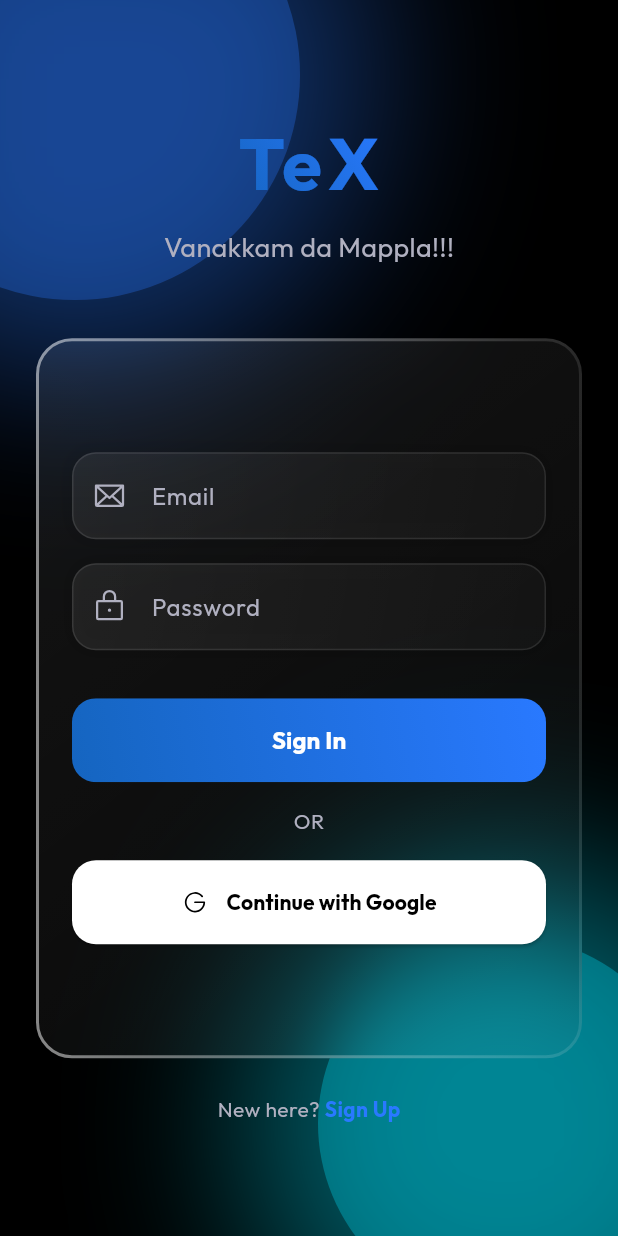
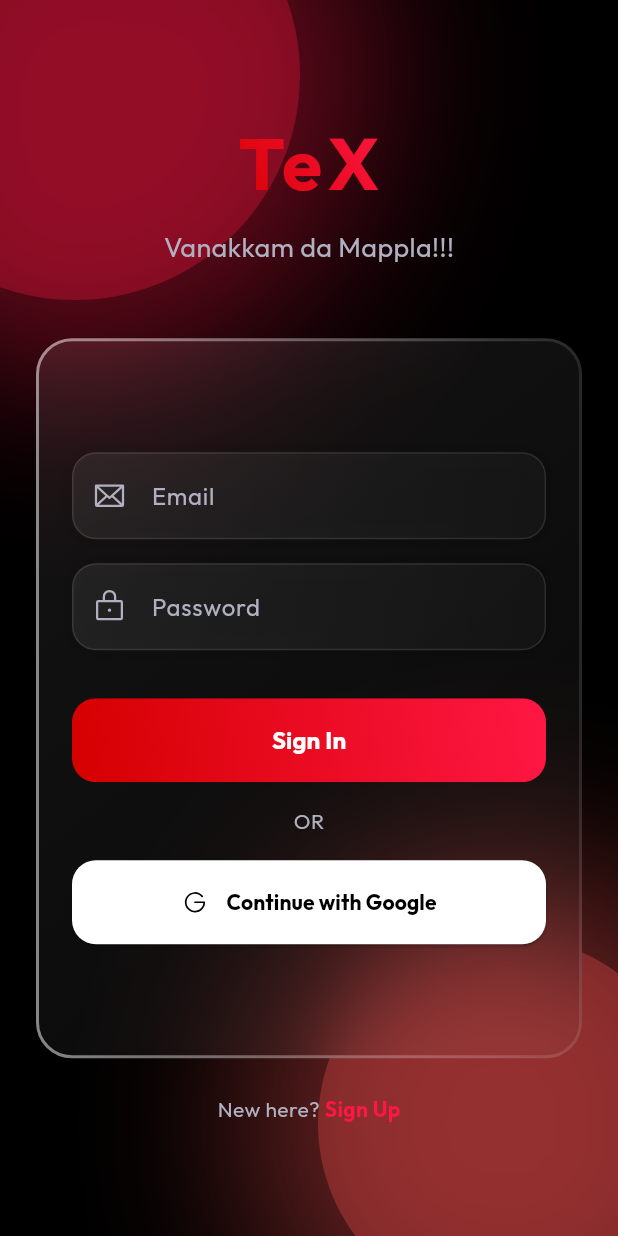
Before and after one commit to techieRahul17/TeX, a Flutter app: the screen it shows after launch, on a phone screen of 412 x 824 dp. Run offline on Flutter 3.47's test engine with Material 3 defaults, Android fonts, the phone set to English and light mode, and no system bars; drawn by our look-alikes of glassmorphism; our stand-ins replace cloud_firestore, firebase_auth, firebase_core, flutter_animate, flutter_secure_storage, google_fonts and 3 more; missing offline and left inert: cryptography; accounts and stored records are empty; generated files the repository leaves out were written again.

Commit message:
Changed the ui theme

```diff
--- a/lib/config/theme.dart
+++ b/lib/config/theme.dart
@@ -1,26 +1,28 @@
 import 'package:flutter/material.dart';
 import 'package:google_fonts/google_fonts.dart';
 
+import 'package:texting/config/wallpapers.dart';
+
 class StellarTheme {
-  // Colors - Professional Black & Electric Blue Theme 💙
+  // Colors - Premium Black & Crimson Theme ❤️
   static const Color background = Color(0xFF000000); // Pure Void Black
-  static const Color primaryNeon = Color(0xFF2979FF); // Electric Blue (Vibrant but Pro)
-  static const Color secondaryNeon = Color(0xFF00E5FF); // Cyan Accent
-  static const Color surface = Color(0xFF050510); // Very Dark Blue-Black
+  static const Color primaryNeon = Color(0xFFFF1744); // Vibrant Red
+  static const Color secondaryNeon = Color(0xFFFF5252); // Soft Red Accent
+  static const Color surface = Color(0xFF050000); // Very Dark Red-Black
 
   // Secondary / Accents
-  static const Color toxicGreen = Color(0xFF00B0FF); // Light Blue Accent (Renamed purpose)
+  static const Color toxicGreen = Color(0xFF00B0FF); // Keeping for legacy reference or mix
   static const Color hotPink = Color(0xFF7C4DFF); // Deep Purple Accent
 
   static const Color textPrimary = Color(0xFFFFFFFF); // White
   static const Color textSecondary = Color(0xFFB0B0C0); // Cool Grey
-  static const Color cardColor = Color(0xFF0A0A15); // Dark Blue Card Gradient Base
+  static const Color cardColor = Color(0xFF150505); // Dark Red Card Gradient Base
 
   // Gradients
   static const LinearGradient primaryGradient = LinearGradient(
     colors: [
-      Color(0xFF1565C0), // Dark Blue
-      Color(0xFF2979FF), // Electric Blue
+      Color(0xFFD50000), // Dark Red
+      Color(0xFFFF1744), // Vibrant Red
     ],
     begin: Alignment.bottomLeft,
     end: Alignment.topRight,
@@ -35,17 +37,23 @@ class StellarTheme {
     end: Alignment.bottomRight,
   );
 
-  // Theme Data
+  // Default Theme Data (Red)
   static ThemeData get darkTheme {
+    return createTheme(Wallpapers.options[0]);
+  }
+
+  // Dynamic Theme Data based on Wallpaper/Accent
+  static ThemeData createTheme(WallpaperOption option) {
     return ThemeData(
       brightness: Brightness.dark,
-      scaffoldBackgroundColor: background,
-      primaryColor: primaryNeon,
-      colorScheme: const ColorScheme.dark(
-        primary: primaryNeon,
-        secondary: secondaryNeon,
-        surface: surface,
-        background: background,
+      scaffoldBackgroundColor: option.colors.first, // Use wallpaper background or default black
+      primaryColor: option.accentColor,
+      colorScheme: ColorScheme.dark(
+        primary: option.accentColor,
+        secondary: option.accentColor.withOpacity(0.8),
+        surface: option.colors.length > 1 ? option.colors[1] : surface,
+        background: option.colors.first,
+        error: const Color(0xFFCF6679),
       ),
       textTheme: GoogleFonts.outfitTextTheme(
         ThemeData.dark().textTheme.apply(
@@ -53,7 +61,7 @@ class StellarTheme {
               displayColor: textPrimary,
             ),
       ),
-      iconTheme: const IconThemeData(color: primaryNeon),
+      iconTheme: IconThemeData(color: option.accentColor),
       inputDecorationTheme: InputDecorationTheme(
         filled: true,
         fillColor: Colors.white.withOpacity(0.1),
@@ -67,11 +75,29 @@ class StellarTheme {
         ),
         focusedBorder: OutlineInputBorder(
           borderRadius: BorderRadius.circular(16),
-          borderSide: const BorderSide(color: primaryNeon, width: 2),
+          borderSide: BorderSide(color: option.accentColor, width: 2),
         ),
         hintStyle: const TextStyle(color: textSecondary),
       ),
       useMaterial3: true,
+
+      // Floating Action Button Theme
+      floatingActionButtonTheme: FloatingActionButtonThemeData(
+        backgroundColor: option.accentColor,
+        foregroundColor: Colors.white,
+      ),
+
+      // App Bar Theme
+      appBarTheme: AppBarTheme(
+        backgroundColor: Colors.transparent,
+        elevation: 0,
+        iconTheme: IconThemeData(color: textSecondary),
+        titleTextStyle: GoogleFonts.outfit(
+          color: textPrimary,
+          fontSize: 20,
+          fontWeight: FontWeight.bold,
+        ),
+      ),
     );
   }
 }
--- a/lib/config/wallpapers.dart
+++ b/lib/config/wallpapers.dart
@@ -39,6 +39,16 @@ class WallpaperOption {
 
 class Wallpapers {
   static const List<WallpaperOption> options = [
+    // 0. Crimson Eclipse (Default Red/Black Theme)
+    WallpaperOption(
+      id: 'crimson_eclipse',
+      name: 'Crimson Eclipse',
+      colors: [Color(0xFF000000), Color(0xFF100000)], // Pure Black to Deep Red-Black
+      accentColor: Color(0xFFFF1744), // Vibrant Red
+      bubbleColor: Color(0xFFD50000), // Darker Red
+      pattern: WallpaperPattern.geometry,
+    ),
+
     // 1. Electric Noir (Professional Blue)
     WallpaperOption(
       id: 'electric_noir',
@@ -103,7 +113,7 @@ class Wallpapers {
   static WallpaperOption getById(String id) {
     return options.firstWhere(
       (w) => w.id == id,
-      orElse: () => options[0],
+      orElse: () => options[0], // Defaults to Crimson Eclipse
     );
   }
 }
--- a/lib/main.dart
+++ b/lib/main.dart
@@ -2,6 +2,7 @@ import 'package:firebase_core/firebase_core.dart';
 import 'package:flutter/material.dart';
 import 'package:provider/provider.dart';
 import 'package:texting/config/theme.dart';
+import 'package:texting/config/wallpapers.dart';
 import 'package:texting/firebase_options.dart';
 import 'package:texting/screens/auth_screen.dart';
 import 'package:texting/screens/home_screen.dart';
@@ -29,11 +30,21 @@ class MyApp extends StatelessWidget {
 
   @override
   Widget build(BuildContext context) {
-    return MaterialApp(
-      debugShowCheckedModeBanner: false,
-      title: 'TeX',
-      theme: StellarTheme.darkTheme,
-      home: const AuthWrapper(),
+    return Consumer<AuthService>(
+      builder: (context, authService, _) {
+        final user = authService.currentUserModel;
+
+        // Determine Theme based on Global Wallpaper
+        String? globalWallpaperId = user?.globalWallpaperId; // Can be null
+        WallpaperOption wallpaper = Wallpapers.getById(globalWallpaperId ?? 'crimson_eclipse'); // Default to Red
+
+        return MaterialApp(
+          debugShowCheckedModeBanner: false,
+          title: 'TeX',
+          theme: StellarTheme.createTheme(wallpaper),
+          home: const AuthWrapper(),
+        );
+      },
     );
   }
 }
@@ -51,10 +62,10 @@ class AuthWrapper extends StatelessWidget {
           final user = snapshot.data;
           return user == null ? const AuthScreen() : const HomeScreen();
         }
-        return const Scaffold(
+        return Scaffold(
           body: Center(
             child: CircularProgressIndicator(
-              color: StellarTheme.primaryNeon,
+              color: Theme.of(context).primaryColor,
             ),
           ),
         );
--- a/lib/models/user_model.dart
+++ b/lib/models/user_model.dart
@@ -17,6 +17,7 @@ class UserModel {
   final bool isReadReceiptsEnabled;
   final String? publicKey;
   final Map<String, String> chatWallpapers;
+  final String? globalWallpaperId;
 
   UserModel({
     required this.uid,
@@ -35,6 +36,7 @@ class UserModel {
     required this.isReadReceiptsEnabled,
     this.publicKey,
     this.chatWallpapers = const {},
+    this.globalWallpaperId,
   });
 
   Map<String, dynamic> toMap() {
@@ -55,6 +57,7 @@ class UserModel {
       'isReadReceiptsEnabled': isReadReceiptsEnabled,
       'publicKey': publicKey,
       'chatWallpapers': chatWallpapers,
+      'globalWallpaperId': globalWallpaperId,
     };
   }
 
@@ -76,6 +79,7 @@ class UserModel {
       isReadReceiptsEnabled: map['isReadReceiptsEnabled'] ?? true, // Default true
       publicKey: map['publicKey'],
       chatWallpapers: Map<String, String>.from(map['chatWallpapers'] ?? {}),
+      globalWallpaperId: map['globalWallpaperId'],
     );
   }
 
@@ -95,6 +99,7 @@ class UserModel {
     bool? isProfileComplete,
     bool? isReadReceiptsEnabled,
     String? publicKey,
+    String? globalWallpaperId,
   }) {
     return UserModel(
       uid: uid ?? this.uid,
@@ -113,6 +118,7 @@ class UserModel {
       isReadReceiptsEnabled: isReadReceiptsEnabled ?? this.isReadReceiptsEnabled,
       publicKey: publicKey ?? this.publicKey,
       chatWallpapers: chatWallpapers ?? this.chatWallpapers,
+      globalWallpaperId: globalWallpaperId ?? this.globalWallpaperId,
     );
   }
 }
--- a/lib/services/auth_service.dart
+++ b/lib/services/auth_service.dart
@@ -283,6 +283,7 @@ class AuthService extends ChangeNotifier {
     String? funFact,
     bool? isOnlineHidden,
     bool? isReadReceiptsEnabled,
+    String? globalWallpaperId,
   }) async {
     Map<String, dynamic> data = {};
     if (name != null) data['displayName'] = name;
@@ -292,6 +293,7 @@ class AuthService extends ChangeNotifier {
     if (funFact != null) data['funFact'] = funFact;
     if (isOnlineHidden != null) data['isOnlineHidden'] = isOnlineHidden;
     if (isReadReceiptsEnabled != null) data['isReadReceiptsEnabled'] = isReadReceiptsEnabled;
+    if (globalWallpaperId != null) data['globalWallpaperId'] = globalWallpaperId;
 
     if (data.isNotEmpty && currentUser != null) {
       if (name != null) {
```
Also changed, not shown: lib/screens/home_screen.dart (+16 -15 lines), lib/screens/settings_screen.dart (+98 -18 lines).
